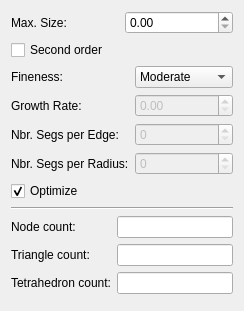
Old version of the form src/Mod/Fem/Gui/TaskTetParameter.ui in the repository southseact-3d/fcd.
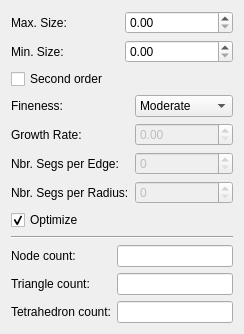
New version of the form.

Diff of the .ui file:
```diff
--- a/src/Mod/Fem/Gui/TaskTetParameter.ui
+++ b/src/Mod/Fem/Gui/TaskTetParameter.ui
@@ -38,6 +38,24 @@
      </item>
     </layout>
    </item>
+   <item>
+    <layout class="QHBoxLayout" name="horizontalLayout">
+     <item>
+      <widget class="QLabel" name="label">
+       <property name="text">
+        <string>Min. Size:</string>
+       </property>
+      </widget>
+     </item>
+     <item>
+      <widget class="QDoubleSpinBox" name="doubleSpinBox_MinSize">
+       <property name="maximum">
+        <double>9999999.990000000223517</double>
+       </property>
+      </widget>
+     </item>
+    </layout>
+   </item>
    <item>
     <widget class="QCheckBox" name="checkBox_SecondOrder">
      <property name="text">
```
